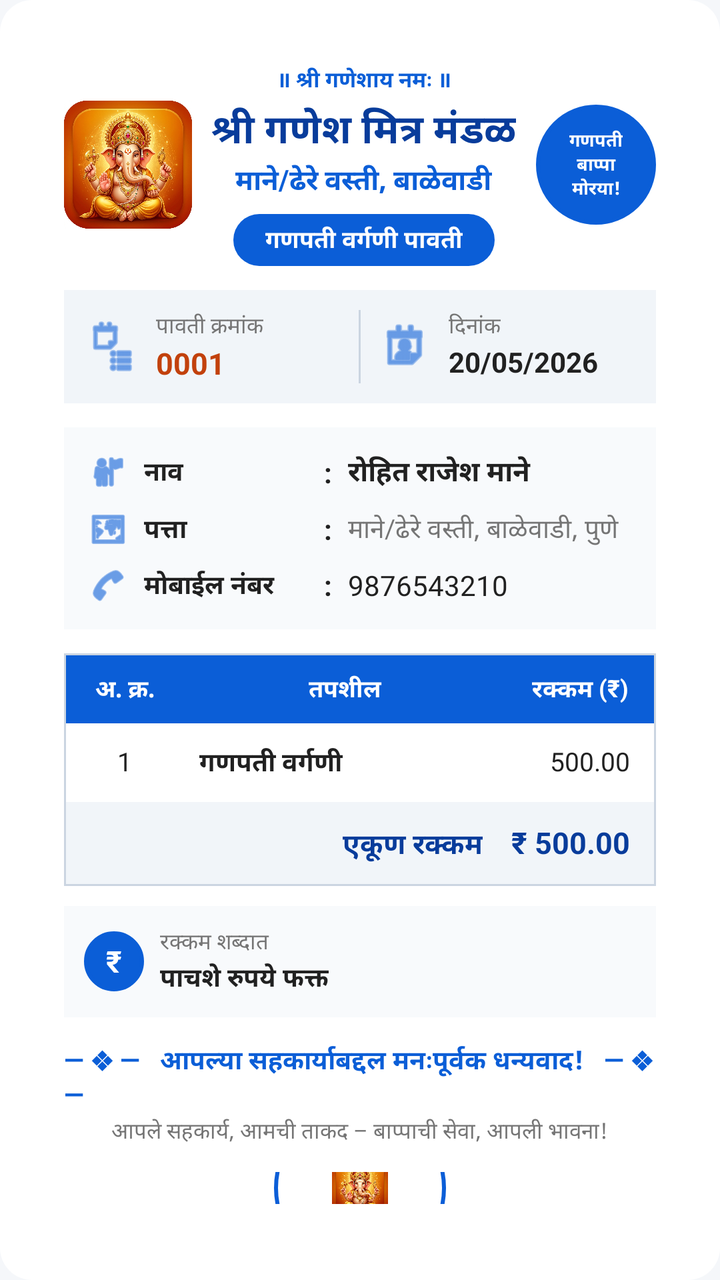
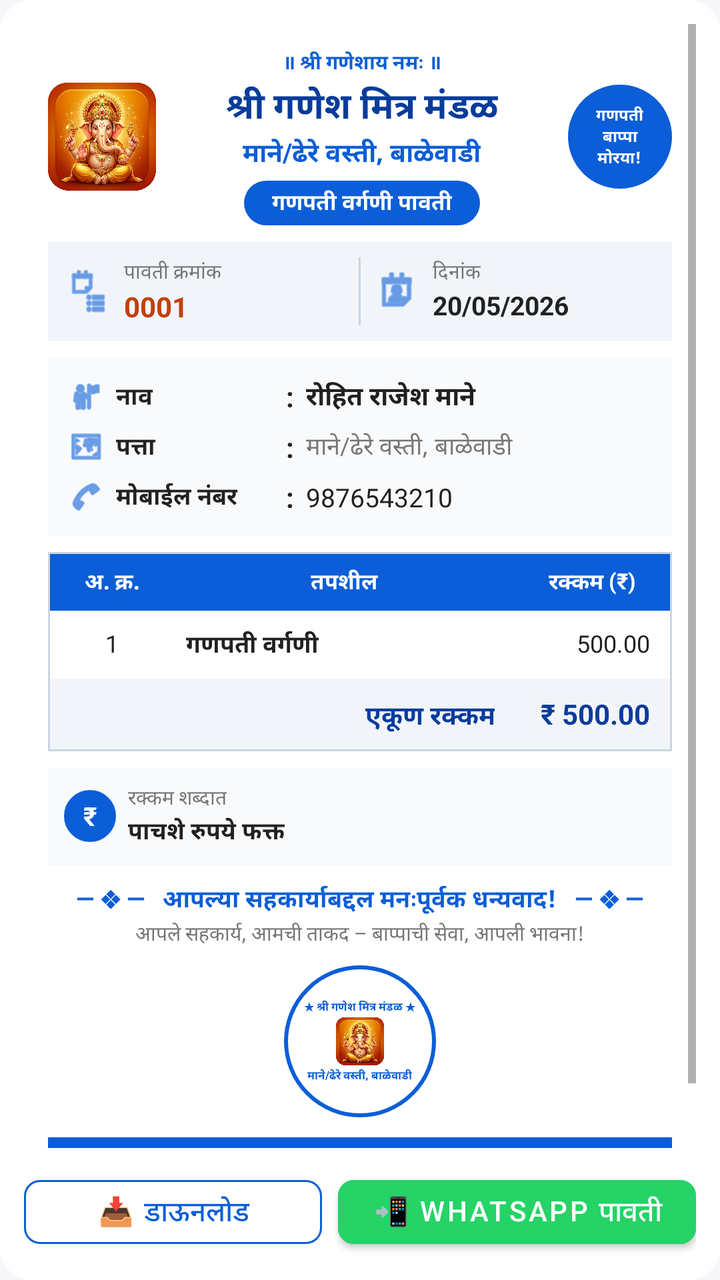

The first picture is an Android layout as it rendered before a commit; the second is the same layout after the commit. The layout source and the unified diff follow.
<!-- AndroidManifest.xml: application theme Theme.GaneshMitraMandal -->
<!-- res/layout/dialog_receipt.xml -->
<?xml version="1.0" encoding="utf-8"?>
<LinearLayout xmlns:android="http://schemas.android.com/apk/res/android"
    xmlns:app="http://schemas.android.com/apk/res-auto"
    android:layout_width="match_parent"
    android:layout_height="wrap_content"
    android:background="@drawable/card_rounded_bg"
    android:orientation="vertical"
    android:padding="16dp">

    
    <LinearLayout
        android:id="@+id/layoutReceiptCard"
        android:layout_width="match_parent"
        android:layout_height="wrap_content"
        android:background="@color/white"
        android:orientation="vertical"
        android:padding="16dp">

        
        <RelativeLayout
            android:layout_width="match_parent"
            android:layout_height="wrap_content"
            android:layout_marginBottom="12dp">

            
            <ImageView
                android:id="@+id/ivGanpatiLogo"
                android:layout_width="64dp"
                android:layout_height="64dp"
                android:layout_alignParentStart="true"
                android:layout_centerVertical="true"
                android:src="@drawable/app_logo" />

            
            <LinearLayout
                android:id="@+id/badgeRosette"
                android:layout_width="60dp"
                android:layout_height="60dp"
                android:layout_alignParentEnd="true"
                android:layout_centerVertical="true"
                android:background="@drawable/circle_bg"
                android:backgroundTint="#0B5ED7"
                android:gravity="center"
                android:orientation="vertical"
                android:padding="4dp">

                <TextView
                    android:layout_width="wrap_content"
                    android:layout_height="wrap_content"
                    android:gravity="center"
                    android:text="गणपती\nबाप्पा\nमोरया!"
                    android:textColor="@color/white"
                    android:textSize="9sp"
                    android:textStyle="bold" />
            </LinearLayout>

            
            <LinearLayout
                android:layout_width="match_parent"
                android:layout_height="wrap_content"
                android:layout_centerVertical="true"
                android:layout_toStartOf="@id/badgeRosette"
                android:layout_toEndOf="@id/ivGanpatiLogo"
                android:gravity="center_horizontal"
                android:orientation="vertical"
                android:paddingHorizontal="4dp">

                <TextView
                    android:layout_width="wrap_content"
                    android:layout_height="wrap_content"
                    android:text="॥ श्री गणेशाय नमः ॥"
                    android:textColor="#0B5ED7"
                    android:textSize="11sp"
                    android:textStyle="bold" />

                <TextView
                    android:layout_width="wrap_content"
                    android:layout_height="wrap_content"
                    android:layout_marginTop="2dp"
                    android:gravity="center"
                    android:text="श्री गणेश मित्र मंडळ"
                    android:textColor="#083C9B"
                    android:textSize="20sp"
                    android:textStyle="bold" />

                <TextView
                    android:layout_width="wrap_content"
                    android:layout_height="wrap_content"
                    android:gravity="center"
                    android:text="माने/ढेरे वस्ती, बाळेवाडी"
                    android:textColor="#0B5ED7"
                    android:textSize="14sp"
                    android:textStyle="bold" />

                
                <TextView
                    android:id="@+id/tvReceiptTag"
                    android:layout_width="wrap_content"
                    android:layout_height="wrap_content"
                    android:layout_marginTop="6dp"
                    android:background="@drawable/chip_year_selected"
                    android:backgroundTint="#0B5ED7"
                    android:paddingHorizontal="16dp"
                    android:paddingVertical="4dp"
                    android:text="गणपती वर्गणी पावती"
                    android:textColor="@color/white"
                    android:textSize="12sp"
                    android:textStyle="bold" />
            </LinearLayout>
        </RelativeLayout>

        
        <LinearLayout
            android:layout_width="match_parent"
            android:layout_height="wrap_content"
            android:layout_marginBottom="12dp"
            android:background="#F1F5F9"
            android:orientation="horizontal"
            android:padding="10dp">

            
            <LinearLayout
                android:layout_width="0dp"
                android:layout_height="wrap_content"
                android:layout_weight="1"
                android:gravity="center_vertical"
                android:orientation="horizontal">

                <ImageView
                    android:layout_width="28dp"
                    android:layout_height="28dp"
                    android:layout_marginEnd="8dp"
                    android:src="@android:drawable/ic_menu_agenda"
                    app:tint="#0B5ED7" />

                <LinearLayout
                    android:layout_width="wrap_content"
                    android:layout_height="wrap_content"
                    android:orientation="vertical">

                    <TextView
                        android:layout_width="wrap_content"
                        android:layout_height="wrap_content"
                        android:text="पावती क्रमांक"
                        android:textColor="@color/text_secondary"
                        android:textSize="11sp" />

                    <TextView
                        android:id="@+id/tvReceiptNo"
                        android:layout_width="wrap_content"
                        android:layout_height="wrap_content"
                        android:text="0001"
                        android:textColor="#C2410C"
                        android:textSize="15sp"
                        android:textStyle="bold" />
                </LinearLayout>
            </LinearLayout>

            <View
                android:layout_width="1dp"
                android:layout_height="match_parent"
                android:layout_marginHorizontal="8dp"
                android:background="#CBD5E1" />

            
            <LinearLayout
                android:layout_width="0dp"
                android:layout_height="wrap_content"
                android:layout_weight="1"
                android:gravity="center_vertical"
                android:orientation="horizontal">

                <ImageView
                    android:layout_width="28dp"
                    android:layout_height="28dp"
                    android:layout_marginEnd="8dp"
                    android:src="@android:drawable/ic_menu_my_calendar"
                    app:tint="#0B5ED7" />

                <LinearLayout
                    android:layout_width="wrap_content"
                    android:layout_height="wrap_content"
                    android:orientation="vertical">

                    <TextView
                        android:layout_width="wrap_content"
                        android:layout_height="wrap_content"
                        android:text="दिनांक"
                        android:textColor="@color/text_secondary"
                        android:textSize="11sp" />

                    <TextView
                        android:id="@+id/tvReceiptDate"
                        android:layout_width="wrap_content"
                        android:layout_height="wrap_content"
                        android:text="20/05/2026"
                        android:textColor="@color/text_primary"
                        android:textSize="14sp"
                        android:textStyle="bold" />
                </LinearLayout>
            </LinearLayout>
        </LinearLayout>

        
        <LinearLayout
            android:layout_width="match_parent"
            android:layout_height="wrap_content"
            android:layout_marginBottom="12dp"
            android:background="#F8FAFC"
            android:orientation="vertical"
            android:padding="12dp">

            
            <LinearLayout
                android:layout_width="match_parent"
                android:layout_height="wrap_content"
                android:layout_marginBottom="8dp"
                android:gravity="center_vertical"
                android:orientation="horizontal">

                <ImageView
                    android:layout_width="20dp"
                    android:layout_height="20dp"
                    android:layout_marginEnd="8dp"
                    android:src="@android:drawable/ic_menu_myplaces"
                    app:tint="#0B5ED7" />

                <TextView
                    android:layout_width="90dp"
                    android:layout_height="wrap_content"
                    android:text="नाव"
                    android:textColor="@color/text_primary"
                    android:textSize="13sp"
                    android:textStyle="bold" />

                <TextView
                    android:layout_width="wrap_content"
                    android:layout_height="wrap_content"
                    android:layout_marginEnd="8dp"
                    android:text=":"
                    android:textColor="@color/text_primary"
                    android:textStyle="bold" />

                <TextView
                    android:id="@+id/tvReceiptName"
                    android:layout_width="match_parent"
                    android:layout_height="wrap_content"
                    android:text="रोहित राजेश माने"
                    android:textColor="@color/text_primary"
                    android:textSize="14sp"
                    android:textStyle="bold" />
            </LinearLayout>

            
            <LinearLayout
                android:layout_width="match_parent"
                android:layout_height="wrap_content"
                android:layout_marginBottom="8dp"
                android:gravity="center_vertical"
                android:orientation="horizontal">

                <ImageView
                    android:layout_width="20dp"
                    android:layout_height="20dp"
                    android:layout_marginEnd="8dp"
                    android:src="@android:drawable/ic_menu_mapmode"
                    app:tint="#0B5ED7" />

                <TextView
                    android:layout_width="90dp"
                    android:layout_height="wrap_content"
                    android:text="पत्ता"
                    android:textColor="@color/text_primary"
                    android:textSize="13sp"
                    android:textStyle="bold" />

                <TextView
                    android:layout_width="wrap_content"
                    android:layout_height="wrap_content"
                    android:layout_marginEnd="8dp"
                    android:text=":"
                    android:textColor="@color/text_primary"
                    android:textStyle="bold" />

                <TextView
                    android:id="@+id/tvReceiptAddress"
                    android:layout_width="match_parent"
                    android:layout_height="wrap_content"
                    android:text="माने/ढेरे वस्ती, बाळेवाडी, पुणे"
                    android:textColor="@color/text_secondary"
                    android:textSize="13sp" />
            </LinearLayout>

            
            <LinearLayout
                android:layout_width="match_parent"
                android:layout_height="wrap_content"
                android:gravity="center_vertical"
                android:orientation="horizontal">

                <ImageView
                    android:layout_width="20dp"
                    android:layout_height="20dp"
                    android:layout_marginEnd="8dp"
                    android:src="@android:drawable/ic_menu_call"
                    app:tint="#0B5ED7" />

                <TextView
                    android:layout_width="90dp"
                    android:layout_height="wrap_content"
                    android:text="मोबाईल नंबर"
                    android:textColor="@color/text_primary"
                    android:textSize="13sp"
                    android:textStyle="bold" />

                <TextView
                    android:layout_width="wrap_content"
                    android:layout_height="wrap_content"
                    android:layout_marginEnd="8dp"
                    android:text=":"
                    android:textColor="@color/text_primary"
                    android:textStyle="bold" />

                <TextView
                    android:id="@+id/tvReceiptPhone"
                    android:layout_width="match_parent"
                    android:layout_height="wrap_content"
                    android:text="9876543210"
                    android:textColor="@color/text_primary"
                    android:textSize="14sp" />
            </LinearLayout>
        </LinearLayout>

        
        <TableLayout
            android:layout_width="match_parent"
            android:layout_height="wrap_content"
            android:layout_marginBottom="10dp"
            android:background="#CBD5E1"
            android:padding="1dp">

            
            <TableRow
                android:background="#0B5ED7"
                android:paddingVertical="8dp">

                <TextView
                    android:layout_width="0dp"
                    android:layout_height="wrap_content"
                    android:layout_weight="0.2"
                    android:gravity="center"
                    android:text="अ. क्र."
                    android:textColor="@color/white"
                    android:textSize="12sp"
                    android:textStyle="bold" />

                <TextView
                    android:layout_width="0dp"
                    android:layout_height="wrap_content"
                    android:layout_weight="0.55"
                    android:gravity="center"
                    android:text="तपशील"
                    android:textColor="@color/white"
                    android:textSize="12sp"
                    android:textStyle="bold" />

                <TextView
                    android:layout_width="0dp"
                    android:layout_height="wrap_content"
                    android:layout_weight="0.25"
                    android:gravity="center"
                    android:text="रक्कम (₹)"
                    android:textColor="@color/white"
                    android:textSize="12sp"
                    android:textStyle="bold" />
            </TableRow>

            
            <TableRow
                android:background="@color/white"
                android:paddingVertical="10dp">

                <TextView
                    android:layout_width="0dp"
                    android:layout_height="wrap_content"
                    android:layout_weight="0.2"
                    android:gravity="center"
                    android:text="1"
                    android:textColor="@color/text_primary"
                    android:textSize="13sp" />

                <TextView
                    android:id="@+id/tvReceiptDetails"
                    android:layout_width="0dp"
                    android:layout_height="wrap_content"
                    android:layout_weight="0.55"
                    android:paddingStart="8dp"
                    android:text="गणपती वर्गणी"
                    android:textColor="@color/text_primary"
                    android:textSize="13sp"
                    android:textStyle="bold" />

                <TextView
                    android:id="@+id/tvReceiptRowAmount"
                    android:layout_width="0dp"
                    android:layout_height="wrap_content"
                    android:layout_weight="0.25"
                    android:gravity="end"
                    android:paddingEnd="12dp"
                    android:text="500.00"
                    android:textColor="@color/text_primary"
                    android:textSize="13sp" />
            </TableRow>

            
            <TableRow
                android:background="#F1F5F9"
                android:paddingVertical="10dp">

                <TextView
                    android:layout_width="0dp"
                    android:layout_height="wrap_content"
                    android:layout_weight="0.75"
                    android:gravity="end"
                    android:paddingEnd="12dp"
                    android:text="एकूण रक्कम"
                    android:textColor="#083C9B"
                    android:textSize="14sp"
                    android:textStyle="bold" />

                <TextView
                    android:id="@+id/tvReceiptTotalAmount"
                    android:layout_width="0dp"
                    android:layout_height="wrap_content"
                    android:layout_weight="0.25"
                    android:gravity="end"
                    android:paddingEnd="12dp"
                    android:text="₹ 500.00"
                    android:textColor="#083C9B"
                    android:textSize="15sp"
                    android:textStyle="bold" />
            </TableRow>
        </TableLayout>

        
        <LinearLayout
            android:layout_width="match_parent"
            android:layout_height="wrap_content"
            android:layout_marginBottom="12dp"
            android:background="#F8FAFC"
            android:gravity="center_vertical"
            android:orientation="horizontal"
            android:padding="10dp">

            <TextView
                android:layout_width="30dp"
                android:layout_height="30dp"
                android:layout_marginEnd="8dp"
                android:background="@drawable/circle_bg"
                android:backgroundTint="#0B5ED7"
                android:gravity="center"
                android:text="₹"
                android:textColor="@color/white"
                android:textSize="15sp"
                android:textStyle="bold" />

            <LinearLayout
                android:layout_width="match_parent"
                android:layout_height="wrap_content"
                android:orientation="vertical">

                <TextView
                    android:layout_width="wrap_content"
                    android:layout_height="wrap_content"
                    android:text="रक्कम शब्दात"
                    android:textColor="@color/text_secondary"
                    android:textSize="11sp" />

                <TextView
                    android:id="@+id/tvReceiptAmountInWords"
                    android:layout_width="wrap_content"
                    android:layout_height="wrap_content"
                    android:text="पाचशे रुपये फक्त"
                    android:textColor="@color/text_primary"
                    android:textSize="13sp"
                    android:textStyle="bold" />
            </LinearLayout>
        </LinearLayout>

        
        <LinearLayout
            android:layout_width="match_parent"
            android:layout_height="wrap_content"
            android:gravity="center"
            android:orientation="vertical">

            <TextView
                android:layout_width="wrap_content"
                android:layout_height="wrap_content"
                android:text="— ❖ —   आपल्या सहकार्याबद्दल मनःपूर्वक धन्यवाद!   — ❖ —"
                android:textColor="#0B5ED7"
                android:textSize="13sp"
                android:textStyle="bold" />

            <TextView
                android:layout_width="wrap_content"
                android:layout_height="wrap_content"
                android:layout_marginTop="2dp"
                android:text="आपले सहकार्य, आमची ताकद – बाप्पाची सेवा, आपली भावना!"
                android:textColor="@color/text_secondary"
                android:textSize="11sp" />
        </LinearLayout>

        
        <LinearLayout
            android:layout_width="match_parent"
            android:layout_height="wrap_content"
            android:layout_marginTop="12dp"
            android:layout_marginBottom="6dp"
            android:gravity="center"
            android:orientation="vertical">

            
            <LinearLayout
                android:layout_width="86dp"
                android:layout_height="86dp"
                android:background="@drawable/circle_bg"
                android:backgroundTint="#0B5ED7"
                android:gravity="center"
                android:padding="2dp">

                <LinearLayout
                    android:layout_width="82dp"
                    android:layout_height="82dp"
                    android:background="@drawable/circle_bg"
                    android:backgroundTint="@color/white"
                    android:gravity="center"
                    android:orientation="vertical">

                    <TextView
                        android:layout_width="wrap_content"
                        android:layout_height="wrap_content"
                        android:text="★ श्री गणेश मित्र मंडळ ★"
                        android:textColor="#0B5ED7"
                        android:textSize="6sp"
                        android:textStyle="bold" />

                    <ImageView
                        android:layout_width="28dp"
                        android:layout_height="28dp"
                        android:layout_marginVertical="1dp"
                        android:src="@drawable/app_logo" />

                    <TextView
                        android:layout_width="wrap_content"
                        android:layout_height="wrap_content"
                        android:text="माने/ढेरे वस्ती, बाळेवाडी"
                        android:textColor="#0B5ED7"
                        android:textSize="6sp"
                        android:textStyle="bold" />
                </LinearLayout>
            </LinearLayout>
        </LinearLayout>

        
        <LinearLayout
            android:layout_width="match_parent"
            android:layout_height="wrap_content"
            android:layout_marginTop="8dp"
            android:background="#0B5ED7"
            android:gravity="center"
            android:orientation="horizontal"
            android:paddingVertical="8dp">

            <TextView
                android:layout_width="wrap_content"
                android:layout_height="wrap_content"
                android:text="📍 माने/ढेरे वस्ती, बाळेवाडी, पुणे"
                android:textColor="@color/white"
                android:textSize="11sp"
                android:textStyle="bold" />
        </LinearLayout>

    </LinearLayout>

    
    <LinearLayout
        android:layout_width="match_parent"
        android:layout_height="wrap_content"
        android:layout_marginTop="16dp"
        android:orientation="horizontal">

        
        <com.google.android.material.button.MaterialButton
            android:id="@+id/btnDownloadReceipt"
            style="@style/Widget.MaterialComponents.Button.OutlinedButton"
            android:layout_width="0dp"
            android:layout_height="48dp"
            android:layout_marginEnd="6dp"
            android:layout_weight="1"
            android:text="📥 डाऊनलोड"
            android:textColor="#0B5ED7"
            app:cornerRadius="10dp"
            app:strokeColor="#0B5ED7" />

        
        <com.google.android.material.button.MaterialButton
            android:id="@+id/btnShareReceipt"
            android:layout_width="0dp"
            android:layout_height="48dp"
            android:layout_marginStart="6dp"
            android:layout_weight="1.2"
            android:backgroundTint="#25D366"
            android:text="📲 WhatsApp पावती"
            android:textColor="@color/white"
            app:cornerRadius="10dp" />
    </LinearLayout>

</LinearLayout>
<!-- resources referenced by this layout -->
<resources>
  <color name="text_primary">#212121</color>
  <color name="text_secondary">#757575</color>
  <color name="white">#FFFFFF</color>
  <!-- drawable app_logo: png bitmap (drawable, 798347 bytes) -->
  <!-- drawable card_rounded_bg (drawable) -->
  <?xml version="1.0" encoding="utf-8"?>
  <shape xmlns:android="http://schemas.android.com/apk/res/android">
      <solid android:color="@color/white" />
      <corners android:radius="16dp" />
  </shape>
  <!-- drawable chip_year_selected (drawable) -->
  <?xml version="1.0" encoding="utf-8"?>
  <shape xmlns:android="http://schemas.android.com/apk/res/android">
      <solid android:color="@color/primary_blue" />
      <corners android:radius="20dp" />
  </shape>
  <!-- drawable circle_bg (drawable) -->
  <?xml version="1.0" encoding="utf-8"?>
  <shape xmlns:android="http://schemas.android.com/apk/res/android"
      android:shape="oval">
      <solid android:color="#E3F2FD" />
      <stroke
          android:width="2dp"
          android:color="@color/primary_blue" />
  </shape>
  <style name="Theme.GaneshMitraMandal" parent="Theme.MaterialComponents.Light.NoActionBar">
          <item name="colorPrimary">@color/primary_blue</item>
          <item name="colorPrimaryDark">@color/primary_blue_dark</item>
          <item name="colorAccent">@color/accent_orange</item>
          <item name="android:windowBackground">@color/bg_light</item>
          <item name="android:statusBarColor">@color/primary_blue_dark</item>
      </style>
  <color name="primary_blue">#0D47A1</color>
  <color name="primary_blue_dark">#082F6B</color>
  <color name="accent_orange">#FF6D00</color>
  <color name="bg_light">#F5F7FA</color>
</resources>

<!-- the commit's change to res/layout/dialog_receipt.xml (unified diff, before → after) -->
@@ -5,589 +5,597 @@
     android:layout_height="wrap_content"
     android:background="@drawable/card_rounded_bg"
     android:orientation="vertical"
-    android:padding="16dp">
+    android:padding="12dp">
 
     
-    <LinearLayout
-        android:id="@+id/layoutReceiptCard"
+    <ScrollView
         android:layout_width="match_parent"
-        android:layout_height="wrap_content"
-        android:background="@color/white"
-        android:orientation="vertical"
-        android:padding="16dp">
+        android:layout_height="0dp"
+        android:layout_weight="1"
+        android:scrollbars="vertical">
 
         
-        <RelativeLayout
+        <LinearLayout
+            android:id="@+id/layoutReceiptCard"
             android:layout_width="match_parent"
             android:layout_height="wrap_content"
-            android:layout_marginBottom="12dp">
-
-            
-            <ImageView
-                android:id="@+id/ivGanpatiLogo"
-                android:layout_width="64dp"
-                android:layout_height="64dp"
-                android:layout_alignParentStart="true"
-                android:layout_centerVertical="true"
-                android:src="@drawable/app_logo" />
+            android:background="@color/white"
+            android:orientation="vertical"
+            android:padding="12dp">
+
+            
+            <RelativeLayout
+                android:layout_width="match_parent"
+                android:layout_height="wrap_content"
+                android:layout_marginBottom="8dp">
+
+                
+                <ImageView
+                    android:id="@+id/ivGanpatiLogo"
+                    android:layout_width="54dp"
+                    android:layout_height="54dp"
+                    android:layout_alignParentStart="true"
+                    android:layout_centerVertical="true"
+                    android:src="@drawable/app_logo" />
+
+                
+                <LinearLayout
+                    android:id="@+id/badgeRosette"
+                    android:layout_width="52dp"
+                    android:layout_height="52dp"
+                    android:layout_alignParentEnd="true"
+                    android:layout_centerVertical="true"
+                    android:background="@drawable/circle_bg"
+                    android:backgroundTint="#0B5ED7"
+                    android:gravity="center"
+                    android:orientation="vertical"
+                    android:padding="2dp">
+
+                    <TextView
+                        android:layout_width="wrap_content"
+                        android:layout_height="wrap_content"
+                        android:gravity="center"
+                        android:text="गणपती\nबाप्पा\nमोरया!"
+                        android:textColor="@color/white"
+                        android:textSize="8sp"
+                        android:textStyle="bold" />
+                </LinearLayout>
+
+                
+                <LinearLayout
+                    android:layout_width="match_parent"
+                    android:layout_height="wrap_content"
+                    android:layout_centerVertical="true"
+                    android:layout_toStartOf="@id/badgeRosette"
+                    android:layout_toEndOf="@id/ivGanpatiLogo"
+                    android:gravity="center_horizontal"
+                    android:orientation="vertical"
+                    android:paddingHorizontal="2dp">
+
+                    <TextView
+                        android:layout_width="wrap_content"
+                        android:layout_height="wrap_content"
+                        android:text="॥ श्री गणेशाय नमः ॥"
+                        android:textColor="#0B5ED7"
+                        android:textSize="10sp"
+                        android:textStyle="bold" />
+
+                    <TextView
+                        android:layout_width="wrap_content"
+                        android:layout_height="wrap_content"
+                        android:layout_marginTop="1dp"
+                        android:gravity="center"
+                        android:text="श्री गणेश मित्र मंडळ"
+                        android:textColor="#083C9B"
+                        android:textSize="18sp"
+                        android:textStyle="bold" />
+
+                    <TextView
+                        android:layout_width="wrap_content"
+                        android:layout_height="wrap_content"
+                        android:gravity="center"
+                        android:text="माने/ढेरे वस्ती, बाळेवाडी"
+                        android:textColor="#0B5ED7"
+                        android:textSize="13sp"
+                        android:textStyle="bold" />
+
+                    
+                    <TextView
+                        android:id="@+id/tvReceiptTag"
+                        android:layout_width="wrap_content"
+                        android:layout_height="wrap_content"
+                        android:layout_marginTop="4dp"
+                        android:background="@drawable/chip_year_selected"
+                        android:backgroundTint="#0B5ED7"
+                        android:paddingHorizontal="14dp"
+                        android:paddingVertical="3dp"
+                        android:text="गणपती वर्गणी पावती"
+                        android:textColor="@color/white"
+                        android:textSize="11sp"
+                        android:textStyle="bold" />
+                </LinearLayout>
+            </RelativeLayout>
 
             
             <LinearLayout
-                android:id="@+id/badgeRosette"
-                android:layout_width="60dp"
-                android:layout_height="60dp"
-                android:layout_alignParentEnd="true"
-                android:layout_centerVertical="true"
-                android:background="@drawable/circle_bg"
-                android:backgroundTint="#0B5ED7"
+                android:layout_width="match_parent"
+                android:layout_height="wrap_content"
+                android:layout_marginBottom="8dp"
+                android:background="#F1F5F9"
+                android:orientation="horizontal"
+                android:padding="8dp">
+
+                
+                <LinearLayout
+                    android:layout_width="0dp"
+                    android:layout_height="wrap_content"
+                    android:layout_weight="1"
+                    android:gravity="center_vertical"
+                    android:orientation="horizontal">
+
+                    <ImageView
+                        android:layout_width="24dp"
+                        android:layout_height="24dp"
+                        android:layout_marginEnd="6dp"
+                        android:src="@android:drawable/ic_menu_agenda"
+                        app:tint="#0B5ED7" />
+
+                    <LinearLayout
+                        android:layout_width="wrap_content"
+                        android:layout_height="wrap_content"
+                        android:orientation="vertical">
+
+                        <TextView
+                            android:layout_width="wrap_content"
+                            android:layout_height="wrap_content"
+                            android:text="पावती क्रमांक"
+                            android:textColor="@color/text_secondary"
+                            android:textSize="10sp" />
+
+                        <TextView
+                            android:id="@+id/tvReceiptNo"
+                            android:layout_width="wrap_content"
+                            android:layout_height="wrap_content"
+                            android:text="0001"
+                            android:textColor="#C2410C"
+                            android:textSize="14sp"
+                            android:textStyle="bold" />
+                    </LinearLayout>
+                </LinearLayout>
+
+                <View
+                    android:layout_width="1dp"
+                    android:layout_height="match_parent"
+                    android:layout_marginHorizontal="6dp"
+                    android:background="#CBD5E1" />
+
+                
+                <LinearLayout
+                    android:layout_width="0dp"
+                    android:layout_height="wrap_content"
+                    android:layout_weight="1"
+                    android:gravity="center_vertical"
+                    android:orientation="horizontal">
+
+                    <ImageView
+                        android:layout_width="24dp"
+                        android:layout_height="24dp"
+                        android:layout_marginEnd="6dp"
+                        android:src="@android:drawable/ic_menu_my_calendar"
+                        app:tint="#0B5ED7" />
+
+                    <LinearLayout
+                        android:layout_width="wrap_content"
+                        android:layout_height="wrap_content"
+                        android:orientation="vertical">
+
+                        <TextView
+                            android:layout_width="wrap_content"
+                            android:layout_height="wrap_content"
+                            android:text="दिनांक"
+                            android:textColor="@color/text_secondary"
+                            android:textSize="10sp" />
+
+                        <TextView
+                            android:id="@+id/tvReceiptDate"
+                            android:layout_width="wrap_content"
+                            android:layout_height="wrap_content"
+                            android:text="20/05/2026"
+                            android:textColor="@color/text_primary"
+                            android:textSize="13sp"
+                            android:textStyle="bold" />
+                    </LinearLayout>
+                </LinearLayout>
+            </LinearLayout>
+
+            
+            <LinearLayout
+                android:layout_width="match_parent"
+                android:layout_height="wrap_content"
+                android:layout_marginBottom="8dp"
+                android:background="#F8FAFC"
+                android:orientation="vertical"
+                android:padding="10dp">
+
+                
+                <LinearLayout
+                    android:layout_width="match_parent"
+                    android:layout_height="wrap_content"
+                    android:layout_marginBottom="6dp"
+                    android:gravity="center_vertical"
+                    android:orientation="horizontal">
+
+                    <ImageView
+                        android:layout_width="18dp"
+                        android:layout_height="18dp"
+                        android:layout_marginEnd="6dp"
+                        android:src="@android:drawable/ic_menu_myplaces"
+                        app:tint="#0B5ED7" />
+
+                    <TextView
+                        android:layout_width="85dp"
+                        android:layout_height="wrap_content"
+                        android:text="नाव"
+                        android:textColor="@color/text_primary"
+                        android:textSize="12sp"
+                        android:textStyle="bold" />
+
+                    <TextView
+                        android:layout_width="wrap_content"
+                        android:layout_height="wrap_content"
+                        android:layout_marginEnd="6dp"
+                        android:text=":"
+                        android:textColor="@color/text_primary"
+                        android:textStyle="bold" />
+
+                    <TextView
+                        android:id="@+id/tvReceiptName"
+                        android:layout_width="match_parent"
+                        android:layout_height="wrap_content"
+                        android:text="रोहित राजेश माने"
+                        android:textColor="@color/text_primary"
+                        android:textSize="13sp"
+                        android:textStyle="bold" />
+                </LinearLayout>
+
+                
+                <LinearLayout
+                    android:layout_width="match_parent"
+                    android:layout_height="wrap_content"
+                    android:layout_marginBottom="6dp"
+                    android:gravity="center_vertical"
+                    android:orientation="horizontal">
+
+                    <ImageView
+                        android:layout_width="18dp"
+                        android:layout_height="18dp"
+                        android:layout_marginEnd="6dp"
+                        android:src="@android:drawable/ic_menu_mapmode"
+                        app:tint="#0B5ED7" />
+
+                    <TextView
+                        android:layout_width="85dp"
+                        android:layout_height="wrap_content"
+                        android:text="पत्ता"
+                        android:textColor="@color/text_primary"
+                        android:textSize="12sp"
+                        android:textStyle="bold" />
+
+                    <TextView
+                        android:layout_width="wrap_content"
+                        android:layout_height="wrap_content"
+                        android:layout_marginEnd="6dp"
+                        android:text=":"
+                        android:textColor="@color/text_primary"
+                        android:textStyle="bold" />
+
+                    <TextView
+                        android:id="@+id/tvReceiptAddress"
+                        android:layout_width="match_parent"
+                        android:layout_height="wrap_content"
+                        android:text="माने/ढेरे वस्ती, बाळेवाडी"
+                        android:textColor="@color/text_secondary"
+                        android:textSize="12sp" />
+                </LinearLayout>
+
+                
+                <LinearLayout
+                    android:layout_width="match_parent"
+                    android:layout_height="wrap_content"
+                    android:gravity="center_vertical"
+                    android:orientation="horizontal">
+
+                    <ImageView
+                        android:layout_width="18dp"
+                        android:layout_height="18dp"
+                        android:layout_marginEnd="6dp"
+                        android:src="@android:drawable/ic_menu_call"
+                        app:tint="#0B5ED7" />
+
+                    <TextView
+                        android:layout_width="85dp"
+                        android:layout_height="wrap_content"
+                        android:text="मोबाईल नंबर"
+                        android:textColor="@color/text_primary"
+                        android:textSize="12sp"
+                        android:textStyle="bold" />
+
+                    <TextView
+                        android:layout_width="wrap_content"
+                        android:layout_height="wrap_content"
+                        android:layout_marginEnd="6dp"
+                        android:text=":"
+                        android:textColor="@color/text_primary"
+                        android:textStyle="bold" />
+
+                    <TextView
+                        android:id="@+id/tvReceiptPhone"
+                        android:layout_width="match_parent"
+                        android:layout_height="wrap_content"
+                        android:text="9876543210"
+                        android:textColor="@color/text_primary"
+                        android:textSize="13sp" />
+                </LinearLayout>
+            </LinearLayout>
+
+            
+            <TableLayout
+                android:layout_width="match_parent"
+                android:layout_height="wrap_content"
+                android:layout_marginBottom="8dp"
+                android:background="#CBD5E1"
+                android:padding="1dp">
+
+                
+                <TableRow
+                    android:background="#0B5ED7"
+                    android:paddingVertical="6dp">
+
+                    <TextView
+                        android:layout_width="0dp"
+                        android:layout_height="wrap_content"
+                        android:layout_weight="0.2"
+                        android:gravity="center"
+                        android:text="अ. क्र."
+                        android:textColor="@color/white"
+                        android:textSize="11sp"
+                        android:textStyle="bold" />
+
+                    <TextView
+                        android:layout_width="0dp"
+                        android:layout_height="wrap_content"
+                        android:layout_weight="0.55"
+                        android:gravity="center"
+                        android:text="तपशील"
+                        android:textColor="@color/white"
+                        android:textSize="11sp"
+                        android:textStyle="bold" />
+
+                    <TextView
+                        android:layout_width="0dp"
+                        android:layout_height="wrap_content"
+                        android:layout_weight="0.25"
+                        android:gravity="center"
+                        android:text="रक्कम (₹)"
+                        android:textColor="@color/white"
+                        android:textSize="11sp"
+                        android:textStyle="bold" />
+                </TableRow>
+
+                
+                <TableRow
+                    android:background="@color/white"
+                    android:paddingVertical="8dp">
+
+                    <TextView
+                        android:layout_width="0dp"
+                        android:layout_height="wrap_content"
+                        android:layout_weight="0.2"
+                        android:gravity="center"
+                        android:text="1"
+                        android:textColor="@color/text_primary"
+                        android:textSize="12sp" />
+
+                    <TextView
+                        android:id="@+id/tvReceiptDetails"
+                        android:layout_width="0dp"
+                        android:layout_height="wrap_content"
+                        android:layout_weight="0.55"
+                        android:paddingStart="6dp"
+                        android:text="गणपती वर्गणी"
+                        android:textColor="@color/text_primary"
+                        android:textSize="12sp"
+                        android:textStyle="bold" />
+
+                    <TextView
+                        android:id="@+id/tvReceiptRowAmount"
+                        android:layout_width="0dp"
+                        android:layout_height="wrap_content"
+                        android:layout_weight="0.25"
+                        android:gravity="end"
+                        android:paddingEnd="10dp"
+                        android:text="500.00"
+                        android:textColor="@color/text_primary"
+                        android:textSize="12sp" />
+                </TableRow>
+
+                
+                <TableRow
+                    android:background="#F1F5F9"
+                    android:paddingVertical="8dp">
+
+                    <TextView
+                        android:layout_width="0dp"
+                        android:layout_height="wrap_content"
+                        android:layout_weight="0.75"
+                        android:gravity="end"
+                        android:paddingEnd="10dp"
+                        android:text="एकूण रक्कम"
+                        android:textColor="#083C9B"
+                        android:textSize="13sp"
+                        android:textStyle="bold" />
+
+                    <TextView
+                        android:id="@+id/tvReceiptTotalAmount"
+                        android:layout_width="0dp"
+                        android:layout_height="wrap_content"
+                        android:layout_weight="0.25"
+                        android:gravity="end"
+                        android:paddingEnd="10dp"
+                        android:text="₹ 500.00"
+                        android:textColor="#083C9B"
+                        android:textSize="14sp"
+                        android:textStyle="bold" />
+                </TableRow>
+            </TableLayout>
+
+            
+            <LinearLayout
+                android:layout_width="match_parent"
+                android:layout_height="wrap_content"
+                android:layout_marginBottom="8dp"
+                android:background="#F8FAFC"
+                android:gravity="center_vertical"
+                android:orientation="horizontal"
+                android:padding="8dp">
+
+                <TextView
+                    android:layout_width="26dp"
+                    android:layout_height="26dp"
+                    android:layout_marginEnd="6dp"
+                    android:background="@drawable/circle_bg"
+                    android:backgroundTint="#0B5ED7"
+                    android:gravity="center"
+                    android:text="₹"
+                    android:textColor="@color/white"
+                    android:textSize="13sp"
+                    android:textStyle="bold" />
+
+                <LinearLayout
+                    android:layout_width="match_parent"
+                    android:layout_height="wrap_content"
+                    android:orientation="vertical">
+
+                    <TextView
+                        android:layout_width="wrap_content"
+                        android:layout_height="wrap_content"
+                        android:text="रक्कम शब्दात"
+                        android:textColor="@color/text_secondary"
+                        android:textSize="10sp" />
+
+                    <TextView
+                        android:id="@+id/tvReceiptAmountInWords"
+                        android:layout_width="wrap_content"
+                        android:layout_height="wrap_content"
+                        android:text="पाचशे रुपये फक्त"
+                        android:textColor="@color/text_primary"
+                        android:textSize="12sp"
+                        android:textStyle="bold" />
+                </LinearLayout>
+            </LinearLayout>
+
+            
+            <LinearLayout
+                android:layout_width="match_parent"
+                android:layout_height="wrap_content"
                 android:gravity="center"
-                android:orientation="vertical"
-                android:padding="4dp">
+                android:orientation="vertical">
 
                 <TextView
                     android:layout_width="wrap_content"
                     android:layout_height="wrap_content"
+                    android:text="— ❖ —   आपल्या सहकार्याबद्दल मनःपूर्वक धन्यवाद!   — ❖ —"
+                    android:textColor="#0B5ED7"
+                    android:textSize="12sp"
+                    android:textStyle="bold" />
+
+                <TextView
+                    android:layout_width="wrap_content"
+                    android:layout_height="wrap_content"
+                    android:layout_marginTop="1dp"
+                    android:text="आपले सहकार्य, आमची ताकद – बाप्पाची सेवा, आपली भावना!"
+                    android:textColor="@color/text_secondary"
+                    android:textSize="10sp" />
+            </LinearLayout>
+
+            
+            <LinearLayout
+                android:layout_width="match_parent"
+                android:layout_height="wrap_content"
+                android:layout_marginTop="8dp"
+                android:layout_marginBottom="4dp"
+                android:gravity="center"
+                android:orientation="vertical">
+
+                
+                <LinearLayout
+                    android:layout_width="76dp"
+                    android:layout_height="76dp"
+                    android:background="@drawable/circle_bg"
+                    android:backgroundTint="#0B5ED7"
                     android:gravity="center"
-                    android:text="गणपती\nबाप्पा\nमोरया!"
+                    android:padding="2dp">
+
+                    <LinearLayout
+                        android:layout_width="72dp"
+                        android:layout_height="72dp"
+                        android:background="@drawable/circle_bg"
+                        android:backgroundTint="@color/white"
+                        android:gravity="center"
+                        android:orientation="vertical">
+
+                        <TextView
+                            android:layout_width="wrap_content"
+                            android:layout_height="wrap_content"
+                            android:text="★ श्री गणेश मित्र मंडळ ★"
+                            android:textColor="#0B5ED7"
+                            android:textSize="5.5sp"
+                            android:textStyle="bold" />
+
+                        <ImageView
+                            android:layout_width="24dp"
+                            android:layout_height="24dp"
+                            android:layout_marginVertical="1dp"
+                            android:src="@drawable/app_logo" />
+
+                        <TextView
+                            android:layout_width="wrap_content"
+                            android:layout_height="wrap_content"
+                            android:text="माने/ढेरे वस्ती, बाळेवाडी"
+                            android:textColor="#0B5ED7"
+                            android:textSize="5.5sp"
+                            android:textStyle="bold" />
+                    </LinearLayout>
+                </LinearLayout>
+            </LinearLayout>
+
+            
+            <LinearLayout
+                android:layout_width="match_parent"
+                android:layout_height="wrap_content"
+                android:layout_marginTop="6dp"
+                android:background="#0B5ED7"
+                android:gravity="center"
+                android:orientation="horizontal"
+                android:paddingVertical="6dp">
+
+                <TextView
+                    android:layout_width="wrap_content"
+                    android:layout_height="wrap_content"
+                    android:text="📍 माने/ढेरे वस्ती, बाळेवाडी"
                     android:textColor="@color/white"
-                    android:textSize="9sp"
+                    android:textSize="10.5sp"
                     android:textStyle="bold" />
             </LinearLayout>
 
-            
-            <LinearLayout
-                android:layout_width="match_parent"
-                android:layout_height="wrap_content"
-                android:layout_centerVertical="true"
-                android:layout_toStartOf="@id/badgeRosette"
-                android:layout_toEndOf="@id/ivGanpatiLogo"
-                android:gravity="center_horizontal"
-                android:orientation="vertical"
-                android:paddingHorizontal="4dp">
-
-                <TextView
-                    android:layout_width="wrap_content"
-                    android:layout_height="wrap_content"
-                    android:text="॥ श्री गणेशाय नमः ॥"
-                    android:textColor="#0B5ED7"
-                    android:textSize="11sp"
-                    android:textStyle="bold" />
-
-                <TextView
-                    android:layout_width="wrap_content"
-                    android:layout_height="wrap_content"
-                    android:layout_marginTop="2dp"
-                    android:gravity="center"
-                    android:text="श्री गणेश मित्र मंडळ"
-                    android:textColor="#083C9B"
-                    android:textSize="20sp"
-                    android:textStyle="bold" />
-
-                <TextView
-                    android:layout_width="wrap_content"
-                    android:layout_height="wrap_content"
-                    android:gravity="center"
-                    android:text="माने/ढेरे वस्ती, बाळेवाडी"
-                    android:textColor="#0B5ED7"
-                    android:textSize="14sp"
-                    android:textStyle="bold" />
-
-                
-                <TextView
-                    android:id="@+id/tvReceiptTag"
-                    android:layout_width="wrap_content"
-                    android:layout_height="wrap_content"
-                    android:layout_marginTop="6dp"
-                    android:background="@drawable/chip_year_selected"
-                    android:backgroundTint="#0B5ED7"
-                    android:paddingHorizontal="16dp"
-                    android:paddingVertical="4dp"
-                    android:text="गणपती वर्गणी पावती"
-                    android:textColor="@color/white"
-                    android:textSize="12sp"
-                    android:textStyle="bold" />
-            </LinearLayout>
-        </RelativeLayout>
-
-        
-        <LinearLayout
-            android:layout_width="match_parent"
-            android:layout_height="wrap_content"
-            android:layout_marginBottom="12dp"
-            android:background="#F1F5F9"
-            android:orientation="horizontal"
-            android:padding="10dp">
-
-            
-            <LinearLayout
-                android:layout_width="0dp"
-                android:layout_height="wrap_content"
-                android:layout_weight="1"
-                android:gravity="center_vertical"
-                android:orientation="horizontal">
-
-                <ImageView
-                    android:layout_width="28dp"
-                    android:layout_height="28dp"
-                    android:layout_marginEnd="8dp"
-                    android:src="@android:drawable/ic_menu_agenda"
-                    app:tint="#0B5ED7" />
-
-                <LinearLayout
-                    android:layout_width="wrap_content"
-                    android:layout_height="wrap_content"
-                    android:orientation="vertical">
-
-                    <TextView
-                        android:layout_width="wrap_content"
-                        android:layout_height="wrap_content"
-                        android:text="पावती क्रमांक"
-                        android:textColor="@color/text_secondary"
-                        android:textSize="11sp" />
-
-                    <TextView
-                        android:id="@+id/tvReceiptNo"
-                        android:layout_width="wrap_content"
-                        android:layout_height="wrap_content"
-                        android:text="0001"
-                        android:textColor="#C2410C"
-                        android:textSize="15sp"
-                        android:textStyle="bold" />
-                </LinearLayout>
-            </LinearLayout>
-
-            <View
-                android:layout_width="1dp"
-                android:layout_height="match_parent"
-                android:layout_marginHorizontal="8dp"
-                android:background="#CBD5E1" />
-
-            
-            <LinearLayout
-                android:layout_width="0dp"
-                android:layout_height="wrap_content"
-                android:layout_weight="1"
-                android:gravity="center_vertical"
-                android:orientation="horizontal">
-
-                <ImageView
-                    android:layout_width="28dp"
-                    android:layout_height="28dp"
-                    android:layout_marginEnd="8dp"
-                    android:src="@android:drawable/ic_menu_my_calendar"
-                    app:tint="#0B5ED7" />
-
-                <LinearLayout
-                    android:layout_width="wrap_content"
-                    android:layout_height="wrap_content"
-                    android:orientation="vertical">
-
-                    <TextView
-                        android:layout_width="wrap_content"
-                        android:layout_height="wrap_content"
-                        android:text="दिनांक"
-                        android:textColor="@color/text_secondary"
-                        android:textSize="11sp" />
-
-                    <TextView
-                        android:id="@+id/tvReceiptDate"
-                        android:layout_width="wrap_content"
-                        android:layout_height="wrap_content"
-                        android:text="20/05/2026"
-                        android:textColor="@color/text_primary"
-                        android:textSize="14sp"
-                        android:textStyle="bold" />
-                </LinearLayout>
-            </LinearLayout>
         </LinearLayout>
-
-        
-        <LinearLayout
-            android:layout_width="match_parent"
-            android:layout_height="wrap_content"
-            android:layout_marginBottom="12dp"
-            android:background="#F8FAFC"
-            android:orientation="vertical"
-            android:padding="12dp">
-
-            
-            <LinearLayout
-                android:layout_width="match_parent"
-                android:layout_height="wrap_content"
-                android:layout_marginBottom="8dp"
-                android:gravity="center_vertical"
-                android:orientation="horizontal">
-
-                <ImageView
-                    android:layout_width="20dp"
-                    android:layout_height="20dp"
-                    android:layout_marginEnd="8dp"
-                    android:src="@android:drawable/ic_menu_myplaces"
-                    app:tint="#0B5ED7" />
-
-                <TextView
-                    android:layout_width="90dp"
-                    android:layout_height="wrap_content"
-                    android:text="नाव"
-                    android:textColor="@color/text_primary"
-                    android:textSize="13sp"
-                    android:textStyle="bold" />
-
-                <TextView
-                    android:layout_width="wrap_content"
-                    android:layout_height="wrap_content"
-                    android:layout_marginEnd="8dp"
-                    android:text=":"
-                    android:textColor="@color/text_primary"
-                    android:textStyle="bold" />
-
-                <TextView
-                    android:id="@+id/tvReceiptName"
-                    android:layout_width="match_parent"
-                    android:layout_height="wrap_content"
-                    android:text="रोहित राजेश माने"
-                    android:textColor="@color/text_primary"
-                    android:textSize="14sp"
-                    android:textStyle="bold" />
-            </LinearLayout>
-
-            
-            <LinearLayout
-                android:layout_width="match_parent"
-                android:layout_height="wrap_content"
-                android:layout_marginBottom="8dp"
-                android:gravity="center_vertical"
-                android:orientation="horizontal">
-
-                <ImageView
-                    android:layout_width="20dp"
-                    android:layout_height="20dp"
-                    android:layout_marginEnd="8dp"
-                    android:src="@android:drawable/ic_menu_mapmode"
-                    app:tint="#0B5ED7" />
-
-                <TextView
-                    android:layout_width="90dp"
-                    android:layout_height="wrap_content"
-                    android:text="पत्ता"
-                    android:textColor="@color/text_primary"
-                    android:textSize="13sp"
-                    android:textStyle="bold" />
-
-                <TextView
-                    android:layout_width="wrap_content"
-                    android:layout_height="wrap_content"
-                    android:layout_marginEnd="8dp"
-                    android:text=":"
-                    android:textColor="@color/text_primary"
-                    android:textStyle="bold" />
-
-                <TextView
-                    android:id="@+id/tvReceiptAddress"
-                    android:layout_width="match_parent"
-                    android:layout_height="wrap_content"
-                    android:text="माने/ढेरे वस्ती, बाळेवाडी, पुणे"
-                    android:textColor="@color/text_secondary"
-                    android:textSize="13sp" />
-            </LinearLayout>
-
-            
-            <LinearLayout
-                android:layout_width="match_parent"
-                android:layout_height="wrap_content"
-                android:gravity="center_vertical"
-                android:orientation="horizontal">
-
-                <ImageView
-                    android:layout_width="20dp"
-                    android:layout_height="20dp"
-                    android:layout_marginEnd="8dp"
-                    android:src="@android:drawable/ic_menu_call"
-                    app:tint="#0B5ED7" />
-
-                <TextView
-                    android:layout_width="90dp"
-                    android:layout_height="wrap_content"
-                    android:text="मोबाईल नंबर"
-                    android:textColor="@color/text_primary"
-                    android:textSize="13sp"
-                    android:textStyle="bold" />
-
-                <TextView
-                    android:layout_width="wrap_content"
-                    android:layout_height="wrap_content"
-                    android:layout_marginEnd="8dp"
-                    android:text=":"
-                    android:textColor="@color/text_primary"
-                    android:textStyle="bold" />
-
-                <TextView
-                    android:id="@+id/tvReceiptPhone"
-                    android:layout_width="match_parent"
-                    android:layout_height="wrap_content"
-                    android:text="9876543210"
-                    android:textColor="@color/text_primary"
-                    android:textSize="14sp" />
-            </LinearLayout>
-        </LinearLayout>
-
-        
-        <TableLayout
-            android:layout_width="match_parent"
-            android:layout_height="wrap_content"
-            android:layout_marginBottom="10dp"
-            android:background="#CBD5E1"
-            android:padding="1dp">
-
-            
-            <TableRow
-                android:background="#0B5ED7"
-                android:paddingVertical="8dp">
-
-                <TextView
-                    android:layout_width="0dp"
-                    android:layout_height="wrap_content"
-                    android:layout_weight="0.2"
-                    android:gravity="center"
-                    android:text="अ. क्र."
-                    android:textColor="@color/white"
-                    android:textSize="12sp"
-                    android:textStyle="bold" />
-
-                <TextView
-                    android:layout_width="0dp"
-                    android:layout_height="wrap_content"
-                    android:layout_weight="0.55"
-                    android:gravity="center"
-                    android:text="तपशील"
-                    android:textColor="@color/white"
-                    android:textSize="12sp"
-                    android:textStyle="bold" />
-
-                <TextView
-                    android:layout_width="0dp"
-                    android:layout_height="wrap_content"
-                    android:layout_weight="0.25"
-                    android:gravity="center"
-                    android:text="रक्कम (₹)"
-                    android:textColor="@color/white"
-                    android:textSize="12sp"
-                    android:textStyle="bold" />
-            </TableRow>
-
-            
-            <TableRow
-                android:background="@color/white"
-                android:paddingVertical="10dp">
-
-                <TextView
-                    android:layout_width="0dp"
-                    android:layout_height="wrap_content"
-                    android:layout_weight="0.2"
-                    android:gravity="center"
-                    android:text="1"
-                    android:textColor="@color/text_primary"
-                    android:textSize="13sp" />
-
-                <TextView
-                    android:id="@+id/tvReceiptDetails"
-                    android:layout_width="0dp"
-                    android:layout_height="wrap_content"
-                    android:layout_weight="0.55"
-                    android:paddingStart="8dp"
-                    android:text="गणपती वर्गणी"
-                    android:textColor="@color/text_primary"
-                    android:textSize="13sp"
-                    android:textStyle="bold" />
-
-                <TextView
-                    android:id="@+id/tvReceiptRowAmount"
-                    android:layout_width="0dp"
-                    android:layout_height="wrap_content"
-                    android:layout_weight="0.25"
-                    android:gravity="end"
-                    android:paddingEnd="12dp"
-                    android:text="500.00"
-                    android:textColor="@color/text_primary"
-                    android:textSize="13sp" />
-            </TableRow>
-
-            
-            <TableRow
-                android:background="#F1F5F9"
-                android:paddingVertical="10dp">
-
-                <TextView
-                    android:layout_width="0dp"
-                    android:layout_height="wrap_content"
-                    android:layout_weight="0.75"
-                    android:gravity="end"
-                    android:paddingEnd="12dp"
-                    android:text="एकूण रक्कम"
-                    android:textColor="#083C9B"
-                    android:textSize="14sp"
-                    android:textStyle="bold" />
-
-                <TextView
-                    android:id="@+id/tvReceiptTotalAmount"
-                    android:layout_width="0dp"
-                    android:layout_height="wrap_content"
-                    android:layout_weight="0.25"
-                    android:gravity="end"
-                    android:paddingEnd="12dp"
-                    android:text="₹ 500.00"
-                    android:textColor="#083C9B"
-                    android:textSize="15sp"
-                    android:textStyle="bold" />
-            </TableRow>
-        </TableLayout>
-
-        
-        <LinearLayout
-            android:layout_width="match_parent"
-            android:layout_height="wrap_content"
-            android:layout_marginBottom="12dp"
-            android:background="#F8FAFC"
-            android:gravity="center_vertical"
-            android:orientation="horizontal"
-            android:padding="10dp">
-
-            <TextView
-                android:layout_width="30dp"
-                android:layout_height="30dp"
-                android:layout_marginEnd="8dp"
-                android:background="@drawable/circle_bg"
-                android:backgroundTint="#0B5ED7"
-                android:gravity="center"
-                android:text="₹"
-                android:textColor="@color/white"
-                android:textSize="15sp"
-                android:textStyle="bold" />
-
-            <LinearLayout
-                android:layout_width="match_parent"
-                android:layout_height="wrap_content"
-                android:orientation="vertical">
-
-                <TextView
-                    android:layout_width="wrap_content"
-                    android:layout_height="wrap_content"
-                    android:text="रक्कम शब्दात"
-                    android:textColor="@color/text_secondary"
-                    android:textSize="11sp" />
-
-                <TextView
-                    android:id="@+id/tvReceiptAmountInWords"
-                    android:layout_width="wrap_content"
-                    android:layout_height="wrap_content"
-                    android:text="पाचशे रुपये फक्त"
-                    android:textColor="@color/text_primary"
-                    android:textSize="13sp"
-                    android:textStyle="bold" />
-            </LinearLayout>
-        </LinearLayout>
-
-        
-        <LinearLayout
-            android:layout_width="match_parent"
-            android:layout_height="wrap_content"
-            android:gravity="center"
-            android:orientation="vertical">
-
-            <TextView
-                android:layout_width="wrap_content"
-                android:layout_height="wrap_content"
-                android:text="— ❖ —   आपल्या सहकार्याबद्दल मनःपूर्वक धन्यवाद!   — ❖ —"
-                android:textColor="#0B5ED7"
-                android:textSize="13sp"
-                android:textStyle="bold" />
-
-            <TextView
-                android:layout_width="wrap_content"
-                android:layout_height="wrap_content"
-                android:layout_marginTop="2dp"
-                android:text="आपले सहकार्य, आमची ताकद – बाप्पाची सेवा, आपली भावना!"
-                android:textColor="@color/text_secondary"
-                android:textSize="11sp" />
-        </LinearLayout>
-
-        
-        <LinearLayout
-            android:layout_width="match_parent"
-            android:layout_height="wrap_content"
-            android:layout_marginTop="12dp"
-            android:layout_marginBottom="6dp"
-            android:gravity="center"
-            android:orientation="vertical">
-
-            
-            <LinearLayout
-                android:layout_width="86dp"
-                android:layout_height="86dp"
-                android:background="@drawable/circle_bg"
-                android:backgroundTint="#0B5ED7"
-                android:gravity="center"
-                android:padding="2dp">
-
-                <LinearLayout
-                    android:layout_width="82dp"
-                    android:layout_height="82dp"
-                    android:background="@drawable/circle_bg"
-                    android:backgroundTint="@color/white"
-                    android:gravity="center"
-                    android:orientation="vertical">
-
-                    <TextView
-                        android:layout_width="wrap_content"
-                        android:layout_height="wrap_content"
-                        android:text="★ श्री गणेश मित्र मंडळ ★"
-                        android:textColor="#0B5ED7"
-                        android:textSize="6sp"
-                        android:textStyle="bold" />
-
-                    <ImageView
-                        android:layout_width="28dp"
-                        android:layout_height="28dp"
-                        android:layout_marginVertical="1dp"
-                        android:src="@drawable/app_logo" />
-
-                    <TextView
-                        android:layout_width="wrap_content"
-                        android:layout_height="wrap_content"
-                        android:text="माने/ढेरे वस्ती, बाळेवाडी"
-                        android:textColor="#0B5ED7"
-                        android:textSize="6sp"
-                        android:textStyle="bold" />
-                </LinearLayout>
-            </LinearLayout>
-        </LinearLayout>
-
-        
-        <LinearLayout
-            android:layout_width="match_parent"
-            android:layout_height="wrap_content"
-            android:layout_marginTop="8dp"
-            android:background="#0B5ED7"
-            android:gravity="center"
-            android:orientation="horizontal"
-            android:paddingVertical="8dp">
-
-            <TextView
-                android:layout_width="wrap_content"
-                android:layout_height="wrap_content"
-                android:text="📍 माने/ढेरे वस्ती, बाळेवाडी, पुणे"
-                android:textColor="@color/white"
-                android:textSize="11sp"
-                android:textStyle="bold" />
-        </LinearLayout>
-
-    </LinearLayout>
+    </ScrollView>
 
     
     <LinearLayout
         android:layout_width="match_parent"
         android:layout_height="wrap_content"
-        android:layout_marginTop="16dp"
+        android:layout_marginTop="10dp"
         android:orientation="horizontal">
 
         
@@ -595,25 +603,25 @@
             android:id="@+id/btnDownloadReceipt"
             style="@style/Widget.MaterialComponents.Button.OutlinedButton"
             android:layout_width="0dp"
-            android:layout_height="48dp"
-            android:layout_marginEnd="6dp"
+            android:layout_height="44dp"
+            android:layout_marginEnd="4dp"
             android:layout_weight="1"
             android:text="📥 डाऊनलोड"
             android:textColor="#0B5ED7"
-            app:cornerRadius="10dp"
+            app:cornerRadius="8dp"
             app:strokeColor="#0B5ED7" />
 
         
         <com.google.android.material.button.MaterialButton
             android:id="@+id/btnShareReceipt"
             android:layout_width="0dp"
-            android:layout_height="48dp"
-            android:layout_marginStart="6dp"
+            android:layout_height="44dp"
+            android:layout_marginStart="4dp"
             android:layout_weight="1.2"
             android:backgroundTint="#25D366"
             android:text="📲 WhatsApp पावती"
             android:textColor="@color/white"
-            app:cornerRadius="10dp" />
+            app:cornerRadius="8dp" />
     </LinearLayout>
 
 </LinearLayout>
